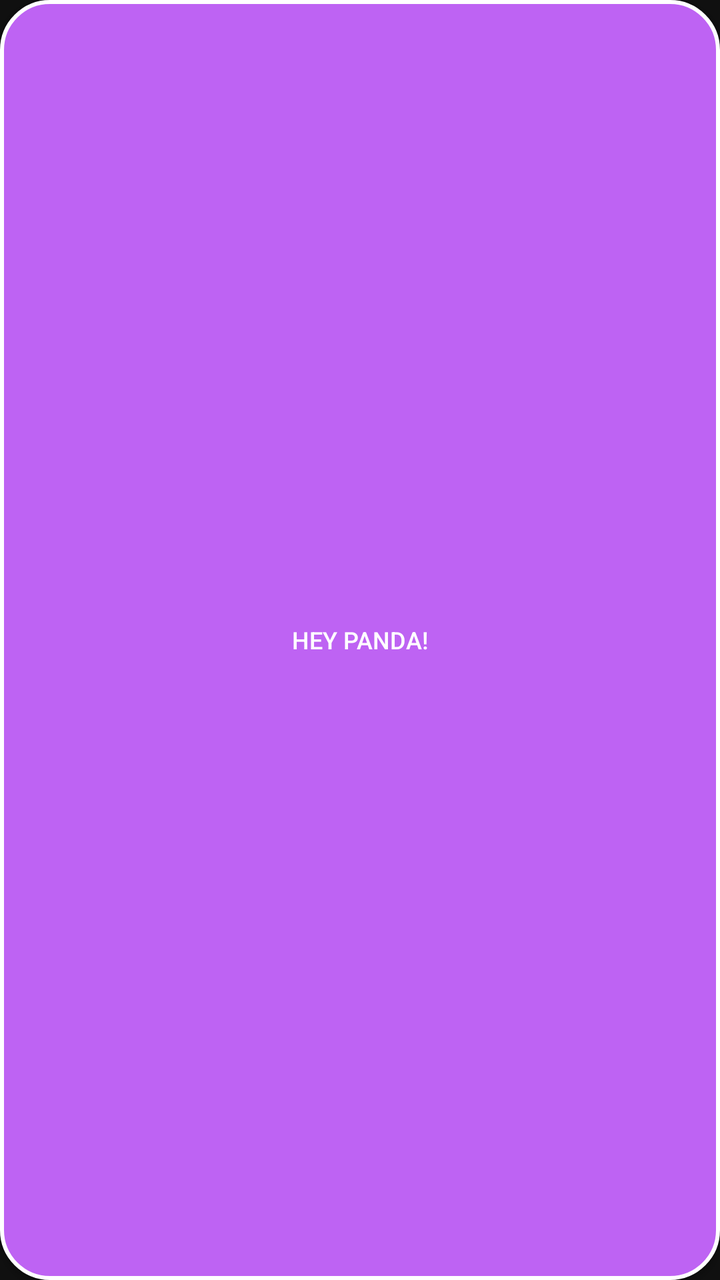
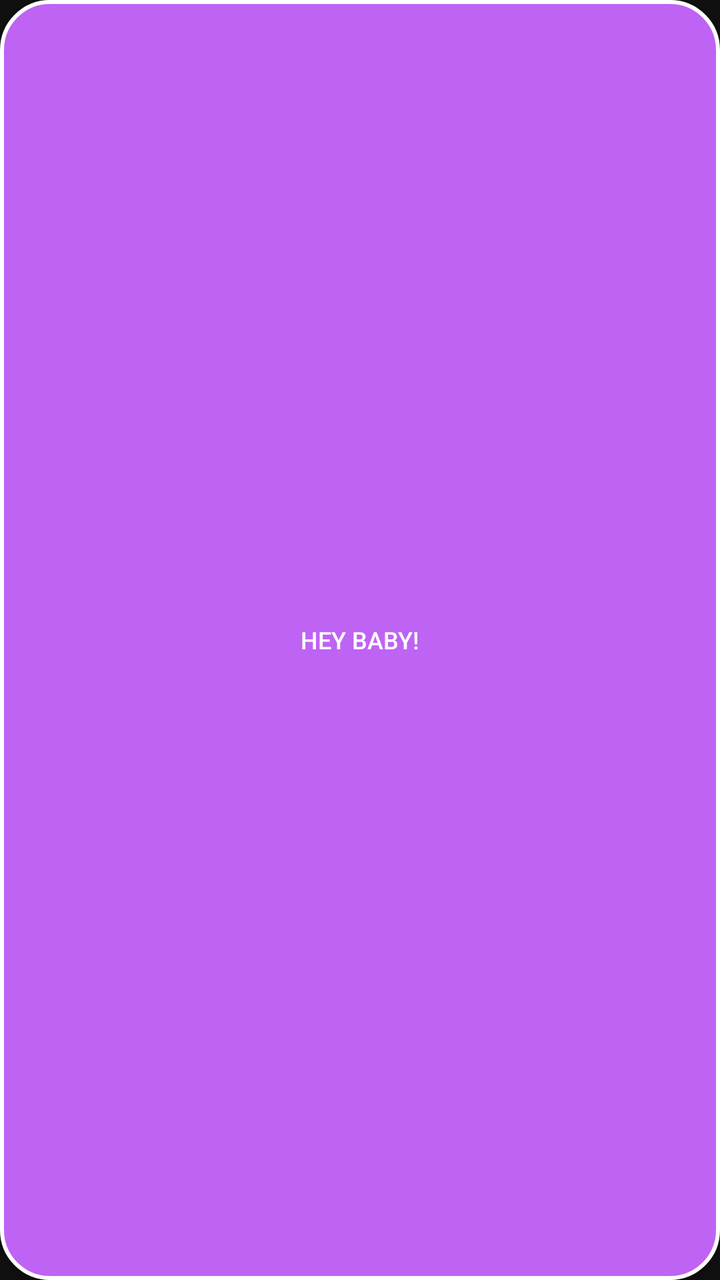

Screens rendered from an Android XML layout before and after an edit, with the pre-edit source and the edit as a unified diff.
<!-- AndroidManifest.xml: application theme Theme.Blurr -->
<!-- res/layout/floating_panda_button.xml -->
<?xml version="1.0" encoding="utf-8"?>
<Button xmlns:android="http://schemas.android.com/apk/res/android"
    android:id="@+id/floatingPandaButton"
    android:layout_width="120dp"
    android:layout_height="48dp"
    android:text="Hey Panda!"
    android:textSize="12sp"
    android:textColor="@android:color/white"
    android:background="@drawable/floating_button_background"
    android:padding="8dp"
    android:gravity="center"
    android:clickable="true"
    android:focusable="true" />
<!-- resources referenced by this layout -->
<resources>
  <!-- drawable floating_button_background (drawable) -->
  <?xml version="1.0" encoding="utf-8"?>
  <shape xmlns:android="http://schemas.android.com/apk/res/android"
      android:shape="rectangle">
      <solid android:color="#BE63F3" />
      <corners android:radius="24dp" />
      <stroke
          android:width="2dp"
          android:color="#FFFFFF" />
  </shape>
  <style name="Theme.Blurr" parent="Theme.MaterialComponents.Light.NoActionBar">
          
          <item name="colorPrimary">@color/primary</item>
          <item name="colorPrimaryVariant">@color/primary</item>
          <item name="colorOnPrimary">@color/white</item>
  
          <item name="colorSecondary">@color/teal_200</item>
          <item name="colorSecondaryVariant">@color/teal_700</item>
          <item name="colorOnSecondary">@color/black</item>
  
          <item name="colorSurface">@color/surface</item>
          <item name="colorOnSurface">@color/text_primary</item>
  
          <item name="android:statusBarColor" tools:targetApi="l">?attr/colorPrimaryVariant</item>
          <item name="android:windowBackground">@color/background</item>
          <item name="android:colorBackground">@color/background</item>
          
          
          <item name="android:windowLightStatusBar" tools:targetApi="m">false</item>
          <item name="android:windowLightNavigationBar" tools:targetApi="o">false</item>
      </style>
  <color name="primary">#101010</color>
  <color name="white">#FFFFFFFF</color>
  <color name="teal_200">#FF03DAC5</color>
  <color name="teal_700">#FF018786</color>
  <color name="black">#FF000000</color>
  <color name="surface">#FFFFFF</color>
  <color name="text_primary">#000000</color>
  <color name="background">#101010</color>
</resources>

<!-- the commit's change to res/layout/floating_panda_button.xml (unified diff, before → after) -->
@@ -3,7 +3,7 @@
     android:id="@+id/floatingPandaButton"
     android:layout_width="120dp"
     android:layout_height="48dp"
-    android:text="Hey Panda!"
+    android:text="Hey Baby!"
     android:textSize="12sp"
     android:textColor="@android:color/white"
     android:background="@drawable/floating_button_background"
<!-- resource entries referenced after the edit -->
@@ -30,6 +30,7 @@
           
           <item name="android:windowLightStatusBar" tools:targetApi="m">false</item>
           <item name="android:windowLightNavigationBar" tools:targetApi="o">false</item>
+          <item name="alertDialogTheme">@style/Theme.Blurr.AlertDialog</item>
       </style>
   <color name="primary">#101010</color>
   <color name="white">#FFFFFFFF</color>
@@ -39,5 +40,13 @@
   <color name="surface">#FFFFFF</color>
   <color name="text_primary">#000000</color>
   <color name="background">#101010</color>
+  <style name="Theme.Blurr.AlertDialog" parent="Theme.AppCompat.Dialog.Alert">
+          <item name="android:background">@color/panel_background</item>
+          <item name="android:textColorPrimary">@color/white</item>
+          <item name="android:textColorSecondary">#BDBDBD</item>
+          <item name="colorAccent">@color/orange</item>
+      </style>
+  <color name="panel_background">#FF1C1C1E</color>
+  <color name="orange">#FFBC87</color>
 </resources>
 
